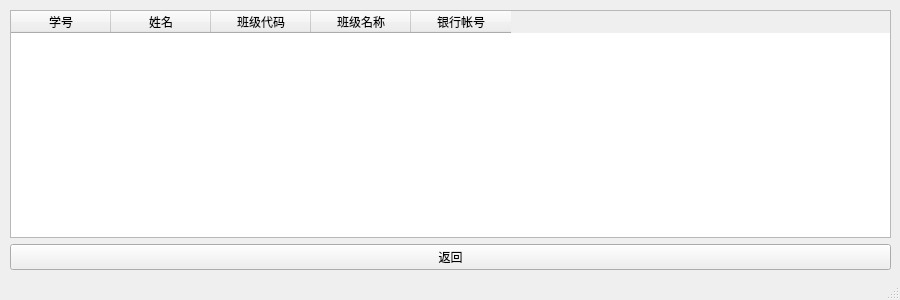
penguin806/HunnuStuInfoLookupTool, file resultswnd.ui: the form before one commit.
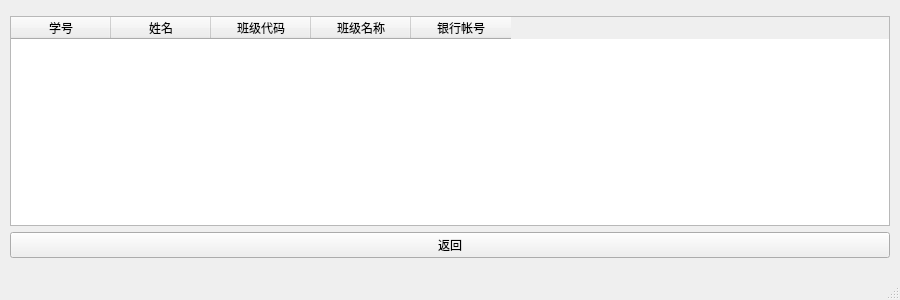
The form after the commit.

```diff
--- a/resultswnd.ui
+++ b/resultswnd.ui
@@ -25,10 +25,13 @@
      <number>10</number>
     </property>
     <property name="topMargin">
+     <number>16</number>
+    </property>
+    <property name="rightMargin">
      <number>10</number>
     </property>
     <property name="bottomMargin">
-     <number>8</number>
+     <number>20</number>
     </property>
     <item>
      <widget class="QTableWidget" name="tableWidget">
```
